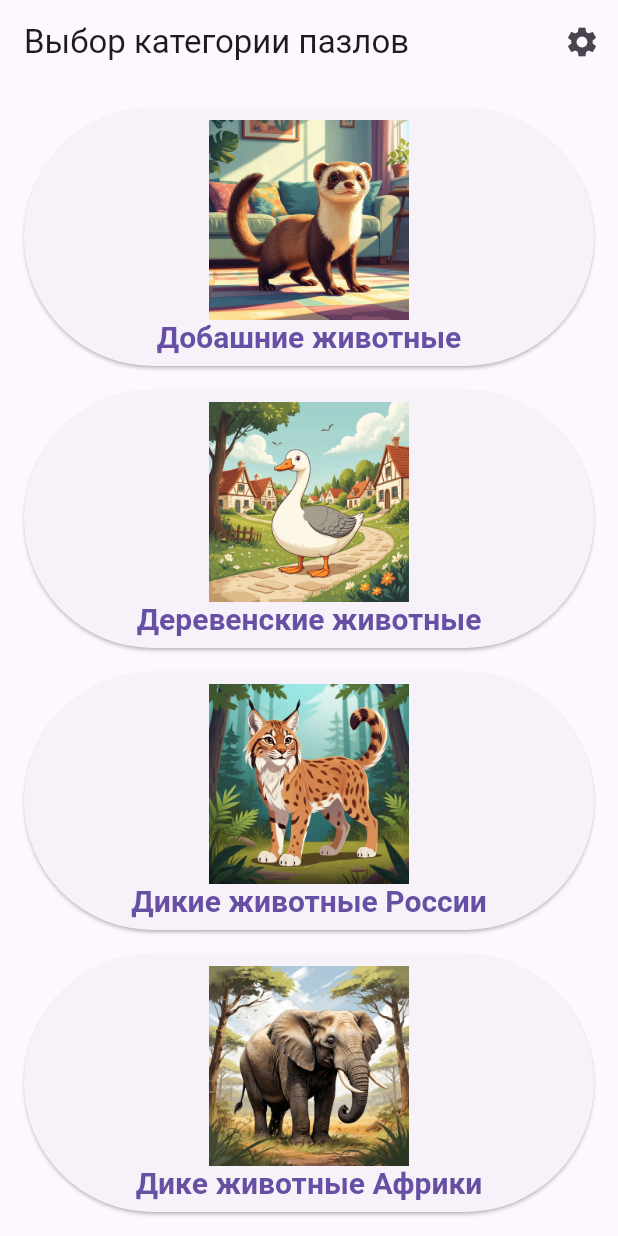
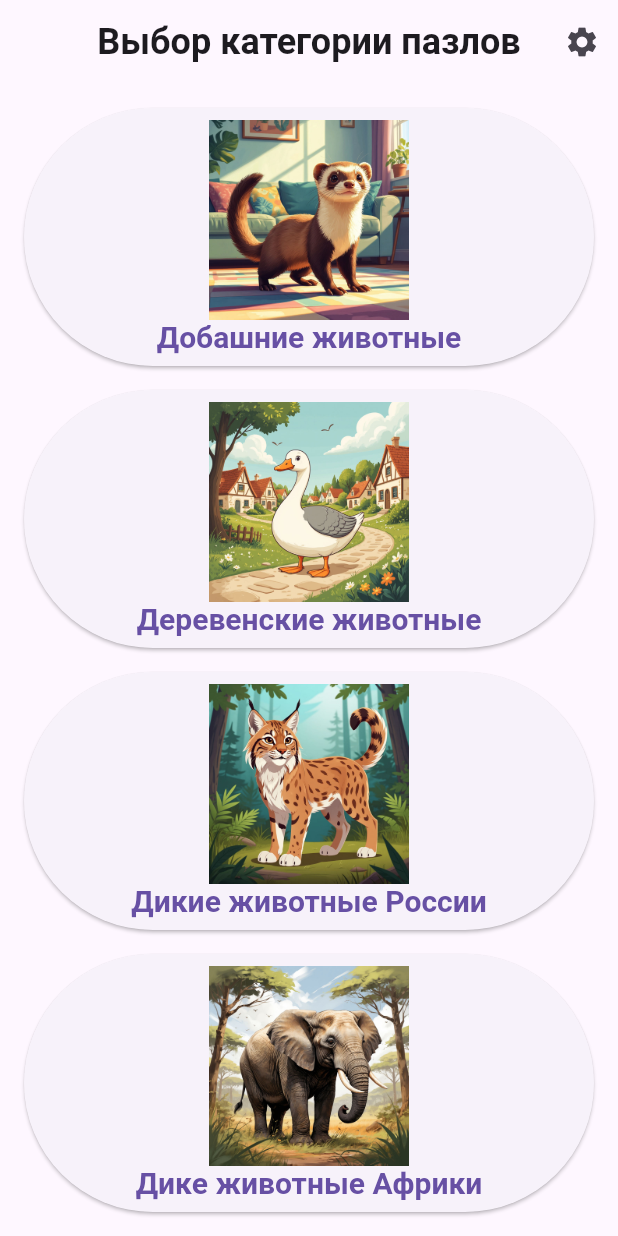
Before and after one commit to ruzanovalexei/puzzleforchild, a Flutter app: the screen it shows after launch, on a phone screen of 412 x 824 dp. Run offline on Flutter 3.47's test engine with Material 3 defaults, Android fonts, the light colour scheme and no system bars; our stand-ins replace shared_preferences; missing offline and left inert: yandex_mobileads.

Commit message:
Подготовка к релизу

```diff
--- a/lib/screens/home_screen.dart
+++ b/lib/screens/home_screen.dart
@@ -11,7 +11,14 @@ class HomeScreen extends StatelessWidget {
   Widget build(BuildContext context) {
     return Scaffold(
       appBar: AppBar(
-        title: const Text('Выбор категории пазлов'),
+        title: const Text(
+          'Выбор категории пазлов',
+          style: TextStyle(
+            fontSize: 24, // Увеличиваем размер шрифта
+            fontWeight: FontWeight.bold,
+          ),
+        ),
+        centerTitle: true, // Выравниваем заголовок по центру
         actions: [
           IconButton(
             icon: const Icon(Icons.settings),
--- a/lib/screens/settings_screen.dart
+++ b/lib/screens/settings_screen.dart
@@ -34,7 +34,7 @@ class _SettingsScreenState extends State<SettingsScreen> {
     final prefs = await SharedPreferences.getInstance();
     final int? savedGridSize = prefs.getInt(SettingsScreen.puzzleGridSizeKey);
     setState(() {
-      _gridSize = savedGridSize ?? 3; // Устанавливаем _gridSize
+      _gridSize = savedGridSize ?? 4; // Устанавливаем _gridSize
     });
     _validateInput(); // Проверить после загрузки
   }
```
Also changed, not shown: lib/screens/puzzle_screen.dart (+43 -13 lines).
